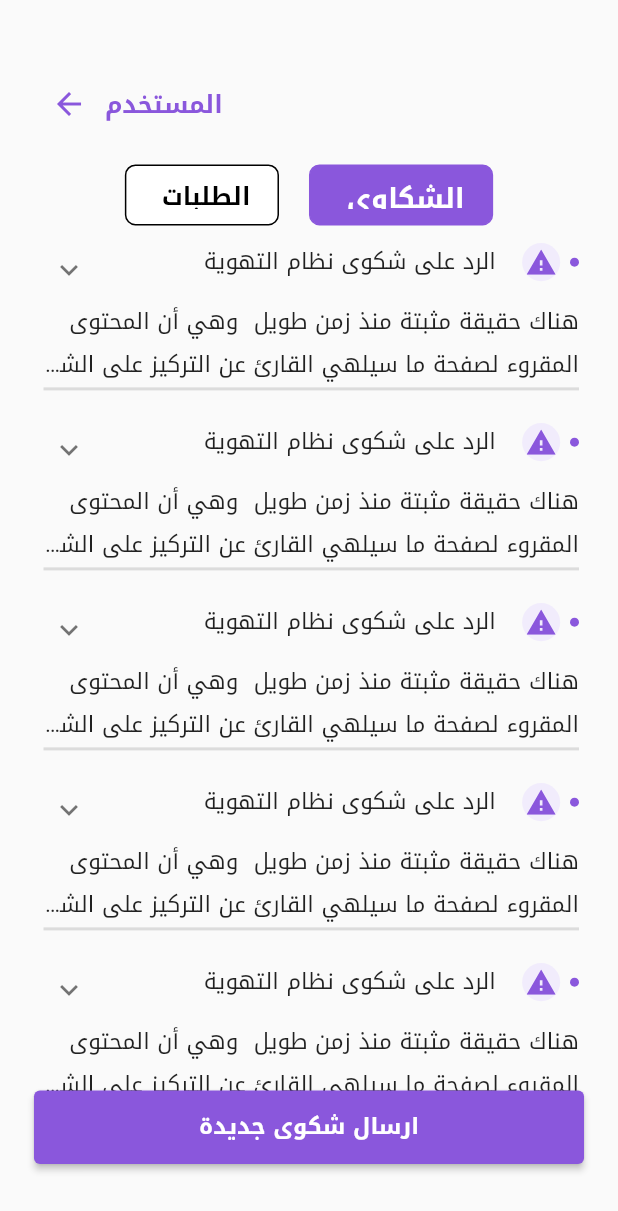
After one commit to AhmadMAbuGhali/future_heroes_customer, a Flutter app: the RequestsAndComplaints screen opened by its route, on a phone screen of 412 x 824 dp. The commit adds this screen. Shown: the top 1211 px of the screen. Run offline on Flutter 3.47's test engine with Material 2 defaults, Android fonts, the phone set to English and light mode, and no system bars; drawn by our look-alikes of buttons_tabbar, expandable; our stand-ins replace flutter_screenutil, flutter_svg, get, image_picker, persistent_bottom_nav_bar, shared_preferences; accounts and stored records are empty; project files that could hold a hidden picture were left out.

Commit message:
requestsAndComplaints

```diff
--- a/lib/main.dart
+++ b/lib/main.dart
@@ -31,6 +31,7 @@ class MyApp extends StatelessWidget {
       ],
       locale: Locale("ar", "SA"),
         debugShowCheckedModeBanner: false,
+
         title: 'Flutter Demo',
         theme: ThemeData(
         fontFamily: 'DroidKufi',
--- a/lib/pages/profile/profile_page.dart
+++ b/lib/pages/profile/profile_page.dart
@@ -107,7 +107,9 @@ class _ProfilePageState extends State<ProfilePage> {
                     label: "الطلبات والشكاوي",
                     haveArrow: true,
                     icon: IconAssets.paper,
-                    onTap: () {}),
+                    onTap: () {
+                      Get.toNamed(RouteHelper.requestsAndComplaints);
+                    }),
 
 
 
--- /dev/null
+++ b/lib/pages/profile/requestsـandـcomplaints.dart
@@ -0,0 +1,165 @@
+import 'package:buttons_tabbar/buttons_tabbar.dart';
+import 'package:flutter/material.dart';
+import 'package:flutter_screenutil/flutter_screenutil.dart';
+import 'package:flutter_svg/flutter_svg.dart';
+import 'package:future_heroes_customer/pages/navbar/main_navbar.dart';
+import 'package:future_heroes_customer/resources/assets_manager.dart';
+import 'package:future_heroes_customer/resources/color_manager.dart';
+import 'package:future_heroes_customer/resources/styles_manager.dart';
+import 'package:future_heroes_customer/widgets/custom_complaints.dart';
+import 'package:future_heroes_customer/widgets/custom_request.dart';
+import 'package:get/get.dart';
+
+class RequestsAndComplaints extends StatefulWidget {
+  const RequestsAndComplaints({Key? key}) : super(key: key);
+
+  @override
+  State<RequestsAndComplaints> createState() => _RequestsAndComplaintsState();
+}
+
+class _RequestsAndComplaintsState extends State<RequestsAndComplaints>
+    with SingleTickerProviderStateMixin {
+  TabController? tabController;
+  List<Color>? tabBackground;
+
+  @override
+  void initState() {
+    // TODO: implement initState
+    super.initState();
+    tabController = TabController(length: 2, vsync: this);
+    tabBackground = [Colors.blue, Colors.pink, Colors.cyan];
+    tabController?.addListener(() {
+      if (tabController!.indexIsChanging) {
+        setState(() {
+          tabBackground![tabController!.index] = ColorManager.primary;
+        });
+      }
+    });
+  }
+
+  @override
+  void dispose() {
+    // TODO: implement dispose
+    tabController!.dispose();
+
+    super.dispose();
+  }
+
+  @override
+  Widget build(BuildContext context) {
+    return Scaffold(
+      body: Column(children: [
+        Container(
+          padding: EdgeInsets.only(
+            top: 45.h,
+            left: 20.w,
+            right: 20.w,
+          ),
+          child: Row(
+            mainAxisAlignment: MainAxisAlignment.end,
+            children: [
+              Row(
+                children: [
+                  Text(
+                    "المستخدم",
+                    style: getBoldStyle(color: ColorManager.primary),
+                  ),
+                  IconButton(
+                      onPressed: () {
+                        Get.back();
+                      },
+                      icon: Icon(
+                        Icons.arrow_forward,
+                        color: ColorManager.primary,
+                      )),
+                ],
+              )
+            ],
+          ),
+        ),
+        Expanded(
+          child: Padding(
+            padding: const EdgeInsets.all(16.0),
+            child: DefaultTabController(
+              length: 2,
+              child: Column(
+                children: <Widget>[
+                  ButtonsTabBar(
+                    buttonMargin: const EdgeInsets.symmetric(horizontal: 10),
+                    contentPadding: const EdgeInsets.only(
+                        top: 5, bottom: 10, left: 18, right: 18),
+                    height: 40.h,
+                    backgroundColor: ColorManager.primary,
+                    unselectedBackgroundColor: Colors.white,
+                    unselectedLabelStyle: getBoldStyle(color: Colors.black),
+                    borderWidth: 1,
+                    borderColor: ColorManager.primary,
+                    labelStyle:
+                        getBoldStyle(color: ColorManager.white, fontSize: 18),
+                    tabs: [
+                      Tab(
+                        text: "الشكاوي ",
+                        height: 70,
+                      ),
+                      Tab(
+                        text: "الطلبات ",
+                      ),
+                    ],
+                  ),
+                  Expanded(
+                    child: TabBarView(
+                      children: <Widget>[
+                        Center(
+                            child: Column(
+                                children: [
+                                  Directionality(
+                                    textDirection: TextDirection.rtl,
+                                    child: Container(
+                                        height: MediaQuery.of(context).size.height*0.7,
+                                        child: CustomComplaints()),
+                                  ),
+
+                                  ElevatedButton(
+                                    onPressed: () {
+
+                                    },
+                                    child: Text("ارسال شكوى جديدة"),
+                                    style: ElevatedButton.styleFrom(
+                                      backgroundColor: ColorManager.primary,
+                                      padding: EdgeInsets.symmetric(horizontal: 110, vertical: 10),
+                                    ),
+                                  ),
+                                ])),
+                        Center(
+                            child: Column(
+                                children: [
+                                  Directionality(
+                                      textDirection: TextDirection.rtl,
+                                      child: Container(
+                                        height: MediaQuery.of(context).size.height*0.7,
+                                          child: CustomRequest()),
+                                    ),
+
+                                  ElevatedButton(
+                                    onPressed: () {
+
+                                    },
+                                    child: Text("ارسال طلب جديد"),
+                                    style: ElevatedButton.styleFrom(
+                                      backgroundColor: ColorManager.primary,
+                                      padding: EdgeInsets.symmetric(horizontal: 130, vertical: 10),
+                                    ),
+                                  ),
+                        ])),
+                      ],
+                    ),
+                  ),
+                ],
+              ),
+            ),
+          ),
+        )
+      ]),
+    );
+  }
+}
--- a/lib/pages/splash_page/splash_page.dart
+++ b/lib/pages/splash_page/splash_page.dart
@@ -40,7 +40,7 @@ class _SplashScreenState extends State<SplashScreen>
     animation = CurvedAnimation(parent: controller, curve: Curves.linear);
     Timer(
       const Duration(seconds: 3),
-      () => Get.offNamed(RouteHelper.getlogin()),
+      () => Get.offNamed(RouteHelper.getLogin()),
     );
   }
 
--- a/lib/resources/color_manager.dart
+++ b/lib/resources/color_manager.dart
@@ -7,6 +7,8 @@ class ColorManager {
   static Color black = const Color(0xff000000);
   static Color red = const Color(0xffFF6666);
   static Color white = const Color(0xffffffff);
+  static Color jewelryBG = const Color(0xffF1ECFC);
+
 
   static Color parent = Colors.transparent;
   static Color gray = Colors.grey;
--- a/lib/routes/route_helper.dart
+++ b/lib/routes/route_helper.dart
@@ -1,26 +1,32 @@
+
 import 'package:future_heroes_customer/pages/auth/login.dart';
 import 'package:future_heroes_customer/pages/navbar/main_navbar.dart';
 import 'package:future_heroes_customer/pages/profile/personal_data.dart';
 import 'package:future_heroes_customer/pages/profile/profile_page.dart';
+import 'package:future_heroes_customer/pages/profile/requests%D9%80and%D9%80complaints.dart';
 import 'package:get/get.dart';
 
 import '../pages/splash_page/splash_page.dart';
 
 class RouteHelper {
+
   static const String splashScreen = "/splash-screen";
   static const String initial = "/";
   static const String profile = "/profile";
   static const String personalData = "/personal-Data";
+  static const String requestsAndComplaints = "/requests-and-complaints";
+  static const String login = "/login";
 
-  static const String recommendedFood = "/recommended-food";
-  static const String cartPage = "/cart-page";
-  static const String login = "/login";
+
 
   static String getSplashScreen() => '$splashScreen';
   static String getInitial() => '$initial';
   static String getProfile() => '$profile';
   static String getPersonalData() => '$personalData';
-  static String getlogin() => '$login';
+  static String getRequestsAndComplaints() => '$requestsAndComplaints';
+  static String getLogin() => '$login';
+
+
 
   static List<GetPage> routes = [
     GetPage(
@@ -28,6 +34,7 @@ class RouteHelper {
         page: () {
           return SplashScreen();
         }),
+
     GetPage(
         name: initial,
         page: () {
@@ -46,10 +53,17 @@ class RouteHelper {
         },
        ),
     GetPage(
+        name: requestsAndComplaints,
+        page: () {
+          return RequestsAndComplaints();
+        },
+       ),
+    GetPage(
         name: login,
         page: () {
           return Login();
         },
        ),
+
   ];
 }
--- /dev/null
+++ b/lib/widgets/custom_complaints.dart
@@ -0,0 +1,73 @@
+
+import 'package:expandable/expandable.dart';
+import 'package:flutter/material.dart';
+import 'package:flutter_screenutil/flutter_screenutil.dart';
+import 'package:flutter_svg/svg.dart';
+import 'package:future_heroes_customer/resources/assets_manager.dart';
+import 'package:future_heroes_customer/resources/color_manager.dart';
+
+class CustomComplaints extends StatelessWidget {
+  const CustomComplaints ({Key? key}) : super(key: key);
+
+  @override
+  Widget build(BuildContext context) {
+    return ListView.builder(
+        itemCount: 7,
+        shrinkWrap: true,
+        itemBuilder: (context, index) {
+          return Padding(
+            padding: const EdgeInsets.all(10.0),
+            child: Column(
+              children: [
+                ExpandablePanel(
+                  header: Row(
+                    children: [
+
+                      CircleAvatar(
+                        radius: 3,
+                        backgroundColor: ColorManager.primary,
+                      ),
+                      SizedBox(width: 5.w,),
+                      Container(
+                        width: 25.w,
+                        height: 25.h,
+                        decoration: BoxDecoration(
+                          color: ColorManager.jewelryBG,
+                          shape: BoxShape.circle,
+                        ),
+                        child: Padding(
+                          padding: const EdgeInsets.all(4.0),
+                          child: SvgPicture.asset(
+                            IconAssets.report,
+                            width: 10.w,
+                            height: 10.h,
+                            // color: ColorManager.white,
+                            ),
+                        ),
+                      ),
+                      SizedBox(width: 15.w,),
+                      Text("الرد على شكوى نظام التهوية"),
+                    ],
+                  ),
+                  collapsed: Text(
+                    "هناك حقيقة مثبتة منذ زمن طويل  وهي أن المحتوى  المقروء لصفحة ما سيلهي القارئ عن التركيز على الشكل الخارجي.. هناك حقيقة مثبتة منذ زمن طويل  وهي أن المحتوى  المقروء لصفحة ما سيلهي القارئ عن التركيز على الشكل الخارجي.. هناك حقيقة مثبتة منذ زمن طويل  وهي أن ال",
+                    softWrap: true,
+                    maxLines: 2,
+                    overflow: TextOverflow.ellipsis,
+                  ),
+                  expanded: Text(
+                    "هناك حقيقة مثبتة منذ زمن طويل  وهي أن المحتوى  المقروء لصفحة ما سيلهي القارئ عن التركيز على الشكل الخارجي.. هناك حقيقة مثبتة منذ زمن طويل  وهي أن المحتوى  المقروء لصفحة ما سيلهي القارئ عن التركيز على الشكل الخارجي.. هناك حقيقة مثبتة منذ زمن طويل  وهي أن ال",
+                    softWrap: true,
+                  ),
+                ),
+                Divider(
+                  thickness: 2,
+                  endIndent: 3,
+                  height: 2,
+                )
+              ],
+            ),
+          );
+        });
+  }
+}
--- a/pubspec.yaml
+++ b/pubspec.yaml
@@ -45,6 +45,8 @@ dependencies:
   flutter_svg: ^1.1.6
   flutter_launcher_icons: ^0.11.0
   image_picker: ^0.8.6
+  buttons_tabbar: ^1.3.6
+  expandable: ^5.0.1
 
 
 
```
Also changed, not shown: lib/widgets/custom_request.dart (added, +73 -0 lines), pubspec.lock. Lines whose indentation alone changed are shown as unchanged.
